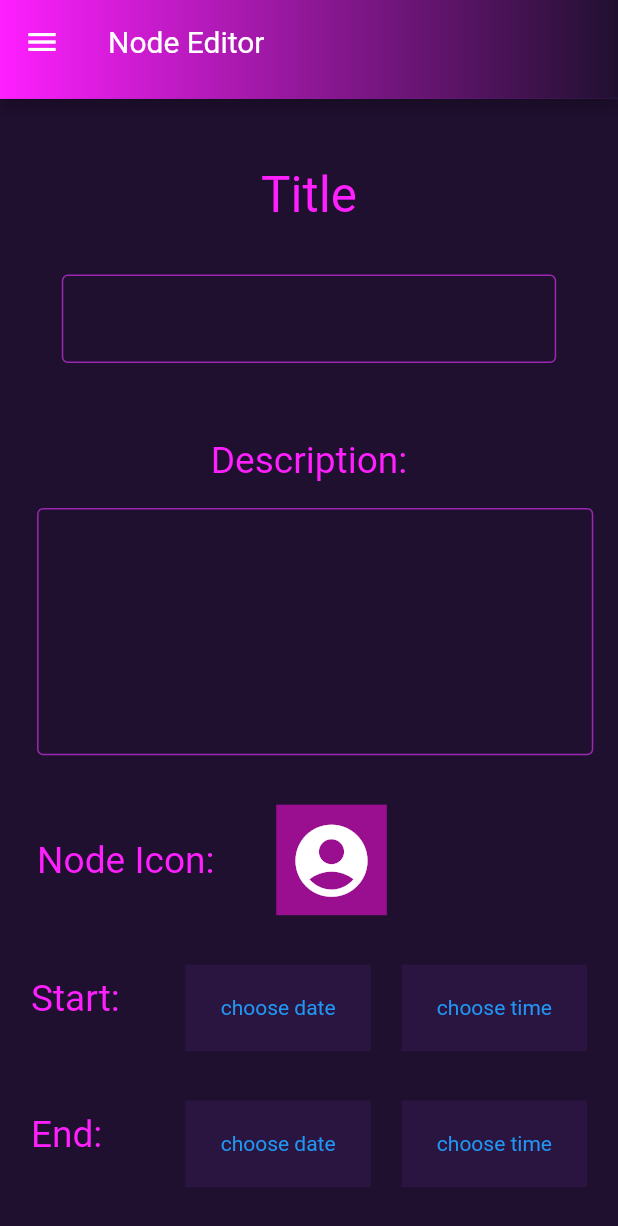
After one commit to bcs4313/flutter_quasar_app, a Flutter app: the NodeEditorStateful screen opened directly, on a phone screen of 412 x 824 dp. The commit adds this screen. Shown: the top 1226 px of the screen. Run offline on Flutter 3.47's test engine with Material 2 defaults, Android fonts, the phone set to English and light mode, and no system bars; our stand-ins replace cloud_firestore, firebase_auth, firebase_core, flutter_datetime_picker; missing offline and left inert: cupertino_date_textbox; accounts and stored records are empty.

Commit message:
Created window layout for editing nodes. - Added Dropdown Date-Time Picker. - Adjusted Colors to be more readable for seniors.

```diff
--- a/lib/col.dart
+++ b/lib/col.dart
@@ -6,7 +6,7 @@ class Col
   static Color clear = Color.fromRGBO(0, 0, 0, 0);
   static Color purple_0 = Color.fromRGBO(32, 16, 48, 100);
   static Color purple_1 = Color.fromRGBO(42, 20, 64, 100);
-  static Color purple_2 = Color.fromRGBO(120, 12, 115, 100);
+  static Color purple_2 = Color.fromRGBO(154, 15, 144, 100);
   static Color purple_3 = Color.fromRGBO(71, 12, 120, 100);
   static Color pink = Color.fromRGBO(255, 31, 255, 100);
   static Color green = Color.fromRGBO(60, 120, 12, 100);
--- a/lib/windows/navigation_pages/event_editor/tree_builder/controller_tree_builder.dart
+++ b/lib/windows/navigation_pages/event_editor/tree_builder/controller_tree_builder.dart
@@ -1,5 +1,6 @@
 import 'package:flutter/cupertino.dart';
 import 'package:flutter/material.dart';
+import 'package:flutter_quasar_app/windows/navigation_pages/event_editor/tree_builder/node_editor/extension_node_editor.dart';
 import 'package:flutter_quasar_app/windows/navigation_pages/event_editor/tree_builder/tree_node/extension_tree_node.dart';
 import 'package:flutter_quasar_app/windows/navigation_pages/event_editor/tree_builder/tree_node/node_pair.dart';
 import 'package:flutter_quasar_app/windows/navigation_pages/event_editor/tree_builder/tree_node/view_tree_node_draggable.dart';
@@ -51,8 +52,6 @@ class ControllerTreeBuilder
     // or user the local position method to get the offset
     //print(details.localPosition);
     print("tap down " + l_x.toString() + ", " + l_y.toString());
-
-    print("Mode == " + func);
   }
 
   /// Call for down tapping on the tree background.
@@ -69,7 +68,6 @@ class ControllerTreeBuilder
     print("updating parent: ");
 
     // Add a node if in "add" mode
-    print("Mode == " + func);
     parent.setState(() {
       parent.children.add(new TreeNodeStateful(l_y, l_x, this));
     });
@@ -125,4 +123,9 @@ class ControllerTreeBuilder
       node.disabled = true;
     });
   }
+  /// Direct user to node editing window
+  void transferNodeEditor(BuildContext context)
+  {
+    Navigator.push(context, MaterialPageRoute(builder: (context) => NodeEditorStateful()));
+  }
 }
--- /dev/null
+++ b/lib/windows/navigation_pages/event_editor/tree_builder/node_editor/controller_node_editor.dart
@@ -0,0 +1,24 @@
+import 'package:cloud_firestore/cloud_firestore.dart';
+import 'package:firebase_auth/firebase_auth.dart';
+import 'package:flutter/cupertino.dart';
+import 'package:flutter/material.dart';
+import 'package:flutter_quasar_app/windows/navigation_pages/event_editor/tree_builder/node_editor/view_node_editor.dart';
+import 'package:flutter_quasar_app/windows/navigation_pages/event_editor/main_page/view_event_editor.dart';
+import 'package:flutter_quasar_app/windows/navigation_pages/event_editor/main_page/widget_event_edtor_event.dart';
+
+/// @author Cody Smith at RIT
+///
+class ControllerNodeEditor
+{
+  /// OPERATIONS
+  /// -- These methods do things that are specific to this app window
+
+  var widgetList = <Widget>[];
+  ViewNodeEditor parent; // stateful widget to update after various changes to this controller
+
+  // add parent to the following widget
+  void addParent(ViewNodeEditor parent)
+  {
+    this.parent = parent;
+  }
+}
--- /dev/null
+++ b/lib/windows/navigation_pages/event_editor/tree_builder/node_editor/extension_node_editor.dart
@@ -0,0 +1,15 @@
+import 'package:flutter/cupertino.dart';
+import 'package:flutter_quasar_app/windows/navigation_pages/event_editor/tree_builder/node_editor/view_node_editor.dart';
+
+import 'controller_node_editor.dart';
+
+/// Serves as the extension of a stateful widget
+/// All variables that cannot be reinitialized must be placed within
+/// this class
+class NodeEditorStateful extends StatefulWidget {
+@override
+State<StatefulWidget> createState() {
+  ControllerNodeEditor controller = new ControllerNodeEditor();
+  return new ViewNodeEditor(controller);
+}
+}
--- /dev/null
+++ b/lib/windows/navigation_pages/event_editor/tree_builder/node_editor/view_node_editor.dart
@@ -0,0 +1,276 @@
+import 'package:flutter/material.dart';
+import 'package:flutter/rendering.dart';
+import 'package:flutter_datetime_picker/flutter_datetime_picker.dart';
+import 'package:flutter_quasar_app/windows/navigation_pages/drawer_contruct/drawer_bar_construct.dart';
+import 'package:flutter_quasar_app/windows/navigation_pages/drawer_contruct/drawer_construct.dart';
+import 'package:flutter_quasar_app/windows/navigation_pages/event_editor/main_page/extension_event_editor.dart';
+import 'package:flutter_quasar_app/windows/navigation_pages/event_editor/main_page/widget_event_edtor_event.dart';
+
+import 'package:cupertino_date_textbox/cupertino_date_textbox.dart';
+
+import '../../../../../col.dart';
+import '../../../../../size_config.dart';
+import 'controller_node_editor.dart';
+import 'extension_node_editor.dart';
+
+/// Event Editing Mainpage UI
+///
+/// This both serves as the model and view for our window.
+/// The controller is separate from this file.
+class ViewNodeEditor extends State<NodeEditorStateful>
+{
+  // used for global scaffold calls (and Snackbars)
+  final GlobalKey<ScaffoldState> S_KEY = new GlobalKey<ScaffoldState>();
+
+  ControllerNodeEditor controller;
+
+  /// initialize stateful widget with a controller
+  ///@param controller the controller to link to that modifies the state of this widget
+  ViewNodeEditor(ControllerNodeEditor controller)
+  {
+    this.controller = controller;
+    controller.addParent(this); // add parent so controller can manage its own state
+  }
+
+  @override
+  Widget build(BuildContext context) {
+    return Scaffold(
+      key: S_KEY,
+      resizeToAvoidBottomInset: false, // prevents resizing upon keyboard appearing. Avoids an error.
+      backgroundColor: Col.purple_0,
+      appBar: DrawerBarConstruct("Node Editor"),
+      drawer: DrawerConstruct(),
+
+      body: Center(
+        child: Column(
+          mainAxisAlignment: MainAxisAlignment.start,
+          children: <Widget>[
+            Padding(
+              padding: EdgeInsets.only(top: 5 * SizeConfig.scaleVertical, left: 8 * SizeConfig.scaleHorizontal, right: 8 * SizeConfig.scaleHorizontal),
+              child: Text(
+                'Title',
+                style: TextStyle(fontSize: SizeConfig.scaleHorizontal * 8, height: 1.3, fontFamily: 'Roboto', color: Col.pink),
+                textAlign: TextAlign.center,
+              ),
+            ),
+            Padding(
+              padding: EdgeInsets.only(top: 4 * SizeConfig.scaleVertical),
+              child: SizedBox(
+                width: 80 * SizeConfig.scaleHorizontal,
+                height: 10 * SizeConfig.scaleVertical,
+                child: TextField(
+                obscureText: false,
+                style: TextStyle(color: Col.pink),
+                decoration: InputDecoration(
+                  enabledBorder: OutlineInputBorder(
+                    borderSide: const BorderSide(color: Colors.purple, width: 1.0),
+                  ),
+                  focusedBorder: OutlineInputBorder(
+                    borderSide: const BorderSide(color: Colors.purple, width: 1.0),
+                  ),
+                ),
+              ),
+              ),
+            ),
+            Padding(
+              padding: EdgeInsets.only(top: 3 * SizeConfig.scaleVertical, bottom: 2 * SizeConfig.scaleVertical),
+              child: Text(
+                'Description:',
+                style: TextStyle(fontSize: 6 * SizeConfig.scaleHorizontal, height: 1.3, fontFamily: 'Roboto', color: Col.pink),
+                textAlign: TextAlign.center,
+              ),
+            ),
+            Padding(
+              padding: EdgeInsets.only(left: 2 * SizeConfig.scaleHorizontal),
+              child: Container(
+                width: 90 * SizeConfig.scaleHorizontal,
+                height: 20 * SizeConfig.scaleVertical,
+                child: TextFormField(
+                    initialValue: "",
+                    maxLines: 100, // max lines controls the container height along with text style
+                    obscureText: false,
+                    style: TextStyle(color: Col.pink, fontSize: 4 * SizeConfig.scaleHorizontal),
+                    decoration: InputDecoration(
+                      enabledBorder: OutlineInputBorder(
+                        borderSide: const BorderSide(color: Colors.purple, width: 1.0),
+                      ),
+                      focusedBorder: OutlineInputBorder(
+                        borderSide: const BorderSide(color: Colors.purple, width: 1.0),
+                      ),
+                    ),
+                    // Textfield Change Recording
+                    onChanged: (value)
+                    {
+                      //controller.setDescription(value);
+                    }
+                ),
+              ),
+            ),
+            Padding(
+              padding: EdgeInsets.only(top: 4 * SizeConfig.scaleVertical, left: 2 * SizeConfig.scaleHorizontal, right: 4 * SizeConfig.scaleHorizontal),
+              child: Row(
+                children: [
+                  Padding(
+                    padding: EdgeInsets.only(left: 4 * SizeConfig.scaleHorizontal),
+                    child: Text('Node Icon:',
+                      style: TextStyle(fontSize: SizeConfig.scaleHorizontal * 6, color: Col.pink),
+                    ),
+                  ),
+                  Padding(
+                    padding: EdgeInsets.only(left: 10 * SizeConfig.scaleHorizontal),
+                    child: Container(
+                      color: Col.purple_2,
+                      child: IconButton(
+                        iconSize: 14 * SizeConfig.scaleHorizontal,
+                        icon: Icon(
+                          Icons.account_circle,
+                          color: Col.white,
+                          size: 14 * SizeConfig.scaleHorizontal,
+                        ),
+                      ),
+                    ),
+                  ),
+                ],
+              ),
+            ),
+            Padding(
+              padding: EdgeInsets.only(top: 4 * SizeConfig.scaleVertical, left: 5 * SizeConfig.scaleHorizontal, right: 4 * SizeConfig.scaleHorizontal),
+              child: Row(
+                children: [
+                  Container(
+                    width: 20 * SizeConfig.scaleHorizontal,
+                    height: 5 * SizeConfig.scaleVertical,
+                    child: Text('Start:',
+                      style: TextStyle(fontSize: SizeConfig.scaleHorizontal * 6, color: Col.pink),
+                    ),
+                  ),
+                  Padding(
+                    padding: EdgeInsets.only(left: 5 * SizeConfig.scaleHorizontal),
+                      child: Row(
+                        children: [
+                          Container(
+                        width: 30 * SizeConfig.scaleHorizontal,
+                        height: 7 * SizeConfig.scaleVertical,
+                        color: Col.purple_1,
+                        child: TextButton(
+                            onPressed: () {
+                              DatePicker.showDatePicker(context,
+                                  showTitleActions: true,
+                                  minTime: DateTime(2018, 3, 5),
+                                  maxTime: DateTime(2019, 6, 7), onChanged: (date) {
+                                    print('change $date');
+                                  }, onConfirm: (date) {
+                                    print('confirm $date');
+                                  }, currentTime: DateTime.now(), locale: LocaleType.en);
+                            },
+                            child: Text(
+                              'choose date',
+                              style: TextStyle(color: Colors.blue),
+                            )),
+                          ),
+                          Padding(
+                            padding: EdgeInsets.only(left: 5 * SizeConfig.scaleHorizontal),
+                          child: Container(
+                            width: 30 * SizeConfig.scaleHorizontal,
+                            height: 7 * SizeConfig.scaleVertical,
+                            color: Col.purple_1,
+                            child: TextButton(
+                                onPressed: () {
+                                  DatePicker.showTime12hPicker(context, showTitleActions: true,
+                                  onChanged: (date) {
+                                    print('change $date in time zone ' +
+                                    date.timeZoneOffset.inHours.toString());
+                                  }, onConfirm: (date) {
+                                      print('confirm $date');
+                                  }, currentTime: DateTime.now());
+                                },
+                                child: Text(
+                                  'choose time',
+                                  style: TextStyle(color: Colors.blue),
+                                )),
+                          ),
+                          ),
+                        ]
+                      ),
+                    ),
+                ],
+              ),
+            ),
+
+            Padding(
+              padding: EdgeInsets.only(top: 4 * SizeConfig.scaleVertical, left: 5 * SizeConfig.scaleHorizontal, right: 4 * SizeConfig.scaleHorizontal),
+              child: Row(
+                children: [
+                  Container(
+                    width: 20 * SizeConfig.scaleHorizontal,
+                    height: 5 * SizeConfig.scaleVertical,
+                    child: Text('End:',
+                      style: TextStyle(fontSize: SizeConfig.scaleHorizontal * 6, color: Col.pink),
+                    ),
+                  ),
+                  Padding(
+                    padding: EdgeInsets.only(left: 5 * SizeConfig.scaleHorizontal),
+                    child: Row(
+                        children: [
+                          Container(
+                            width: 30 * SizeConfig.scaleHorizontal,
+                            height: 7 * SizeConfig.scaleVertical,
+                            color: Col.purple_1,
+                            child: TextButton(
+                                onPressed: () {
+                                  DatePicker.showDatePicker(context,
+                                      showTitleActions: true,
+                                      minTime: DateTime(2018, 3, 5),
+                                      maxTime: DateTime(2019, 6, 7), onChanged: (date) {
+                                        print('change $date');
+                                      }, onConfirm: (date) {
+                                        print('confirm $date');
+                                      }, currentTime: DateTime.now(), locale: LocaleType.en);
+                                },
+                                child: Text(
+                                  'choose date',
+                                  style: TextStyle(color: Colors.blue),
+                                )),
+                          ),
+                          Padding(
+                            padding: EdgeInsets.only(left: 5 * SizeConfig.scaleHorizontal),
+                            child: Container(
+                              width: 30 * SizeConfig.scaleHorizontal,
+                              height: 7 * SizeConfig.scaleVertical,
+                              color: Col.purple_1,
+                              child: TextButton(
+                                  onPressed: () {
+                                    DatePicker.showTime12hPicker(context, showTitleActions: true,
+                                        onChanged: (date) {
+                                          print('change $date in time zone ' +
+                                              date.timeZoneOffset.inHours.toString());
+                                        }, onConfirm: (date) {
+                                          print('confirm $date');
+                                        }, currentTime: DateTime.now());
+                                  },
+                                  child: Text(
+                                    'choose time',
+                                    style: TextStyle(color: Colors.blue),
+                                  )),
+                            ),
+                          ),
+                        ]
+                    ),
+                  ),
+                ],
+              ),
+            ),
+          ],
+        ),
+      ),
+    );
+  }
+
+  void updateConstruct(ListView newconstruct)
+  {
+    setState(() {
+      //eventConstruct = newconstruct;
+    });
+  }
+
+}
--- a/lib/windows/navigation_pages/event_editor/tree_builder/tree_node/view_tree_node_draggable.dart
+++ b/lib/windows/navigation_pages/event_editor/tree_builder/tree_node/view_tree_node_draggable.dart
@@ -107,6 +107,10 @@ class ViewTreeNodeDraggable extends State<TreeNodeStateful>
             else if (parent.editState == "Delete") {
               controller.removeNode(this);
             }
+            else if (parent.editState == "Edit")
+              {
+                controller.transferNodeEditor(context);
+              }
           }
       ),
     );
--- a/pubspec.yaml
+++ b/pubspec.yaml
@@ -31,6 +31,9 @@ dependencies:
   # The following adds the Cupertino Icons font to your application.
   # Use with the CupertinoIcons class for iOS style icons.
   cupertino_icons: ^1.0.0
+
+  # credit to realank@gmail.com for this dependency
+  flutter_datetime_picker: ^1.5.1
 
 
 dev_dependencies:
```
Also changed, not shown: lib/windows/navigation_pages/event_editor/scheduler/controller_scheduler.dart (added), lib/windows/navigation_pages/event_editor/scheduler/extension_scheduler.dart (added), lib/windows/navigation_pages/event_editor/scheduler/view_scheduler.dart (added), lib/windows/navigation_pages/event_editor/scheduler/view_scheduler_block.dart (added), pubspec.lock.
